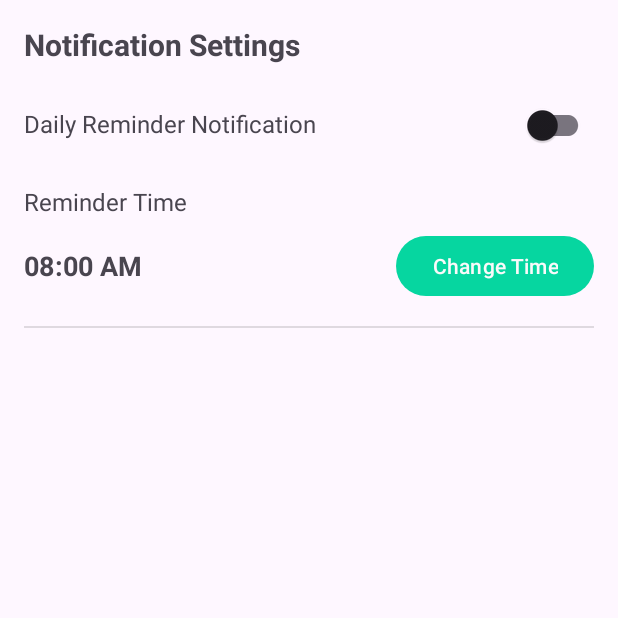
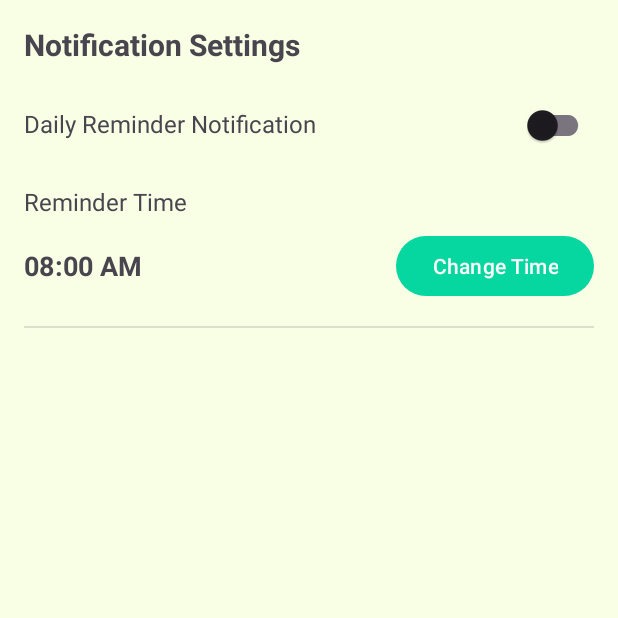
Before and after one commit to Cyber-Jay-Dev/Milestone-Mk5, an Android app: the fragment SettingsFragment shown on its own in the app's theme, on a phone screen of 412 x 824 dp, the top half of it. Run offline under Robolectric (Android 15) with nearby library versions, the phone set to English and light mode, and no system bars; 2 statements that could not run were skipped.

```diff
--- a/app/src/main/res/layout/fragment_settings.xml
+++ b/app/src/main/res/layout/fragment_settings.xml
@@ -6,7 +6,8 @@
     android:layout_height="match_parent"
     android:orientation="vertical"
     android:padding="16dp"
-    tools:context=".fragments.SettingsFragment">
+    tools:context=".fragments.SettingsFragment"
+    android:background="@color/Light_Yellow">
 
     <!-- Notification Settings Section -->
     <TextView
```
Also changed, not shown: app/src/main/res/drawable/frog_stage_1.webp, app/src/main/res/drawable/frog_stage_2.webp.
